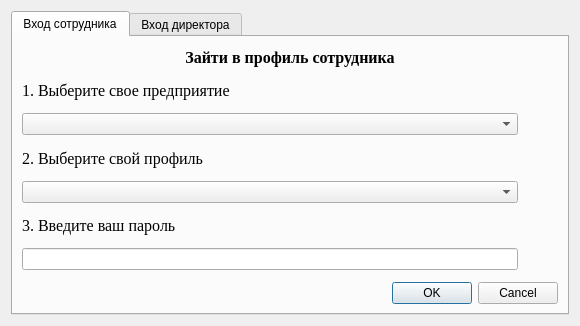
The window that SalaryCount/SalaryCount/companyOpenDialog.ui (artemkurylev/mdkp) describes before a commit, drawn with Qt 5.
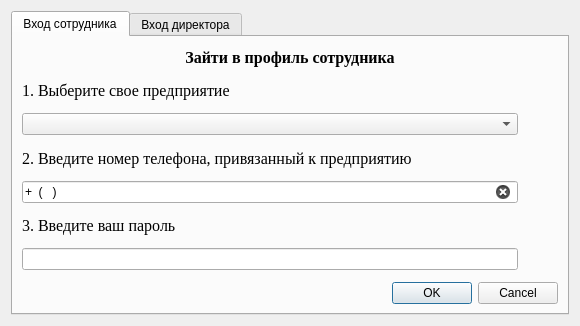
The same window after the commit.

Commit message: Изменено окно входа для сотрудника

```diff
--- a/SalaryCount/SalaryCount/companyOpenDialog.ui
+++ b/SalaryCount/SalaryCount/companyOpenDialog.ui
@@ -23,8 +23,8 @@
       <attribute name="title">
        <string>Вход сотрудника</string>
       </attribute>
-      <layout class="QHBoxLayout" name="horizontalLayout">
-       <item>
+      <layout class="QGridLayout" name="gridLayout">
+       <item row="0" column="0">
         <layout class="QVBoxLayout" name="verticalLayout_2">
          <property name="spacing">
           <number>12</number>
@@ -109,7 +109,7 @@
             </font>
            </property>
            <property name="text">
-            <string>2. Выберите свой профиль</string>
+            <string>2. Введите номер телефона, привязанный к предприятию</string>
            </property>
            <property name="alignment">
             <set>Qt::AlignLeading|Qt::AlignLeft|Qt::AlignVCenter</set>
@@ -124,12 +124,12 @@
               <number>0</number>
              </property>
              <item>
-              <widget class="QComboBox" name="comboBox">
-               <property name="sizePolicy">
-                <sizepolicy hsizetype="Expanding" vsizetype="Fixed">
-                 <horstretch>0</horstretch>
-                 <verstretch>0</verstretch>
-                </sizepolicy>
+              <widget class="QLineEdit" name="eNumberPhone">
+               <property name="inputMask">
+                <string>+9 (999) 999 99 99</string>
+               </property>
+               <property name="clearButtonEnabled">
+                <bool>true</bool>
                </property>
               </widget>
              </item>
```
Left out of the diff: 9 changed lines with no effect on the pictures. The commit also changes 1 other file.
